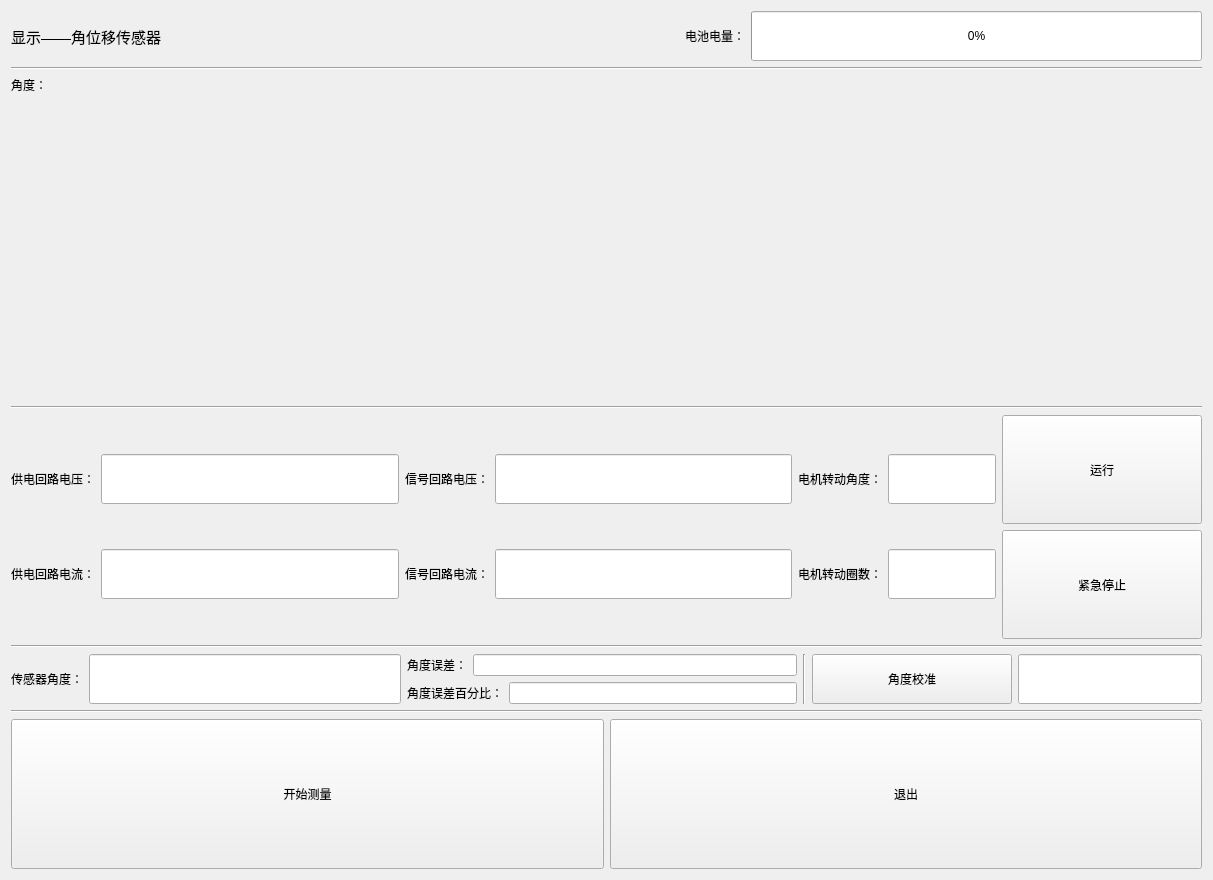
The window that ui_show/showwin_anglesensor.ui (Dirck-YHP/Proj_sensor_detect) describes before a commit, drawn with Qt 5.
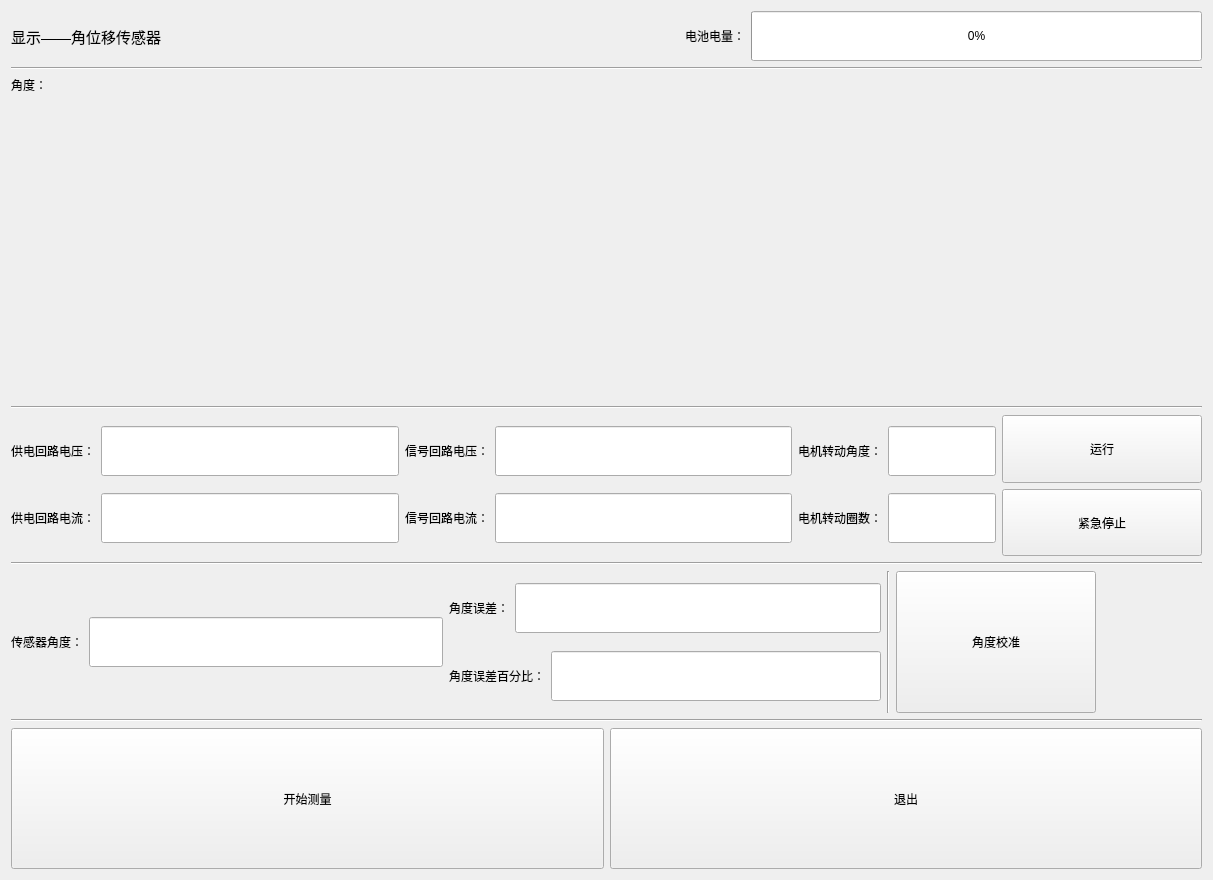
The same window after the commit. Custom widgets are drawn as their Qt base class.

```diff
--- a/ui_show/showwin_anglesensor.ui
+++ b/ui_show/showwin_anglesensor.ui
@@ -460,20 +460,17 @@
            <property name="text">
             <string>角度校准</string>
            </property>
+           <property name="checkable">
+            <bool>true</bool>
+           </property>
           </widget>
          </item>
          <item>
-          <widget class="QLineEdit" name="lineE_angle_cali">
-           <property name="sizePolicy">
-            <sizepolicy hsizetype="Expanding" vsizetype="Preferred">
-             <horstretch>0</horstretch>
-             <verstretch>0</verstretch>
-            </sizepolicy>
-           </property>
-           <property name="maximumSize">
+          <widget class="QLabel" name="label_cali">
+           <property name="minimumSize">
             <size>
-             <width>16777215</width>
-             <height>50</height>
+             <width>100</width>
+             <height>100</height>
             </size>
            </property>
            <property name="text">
```
Left out of the diff: 12 changed lines with no effect on the pictures.
